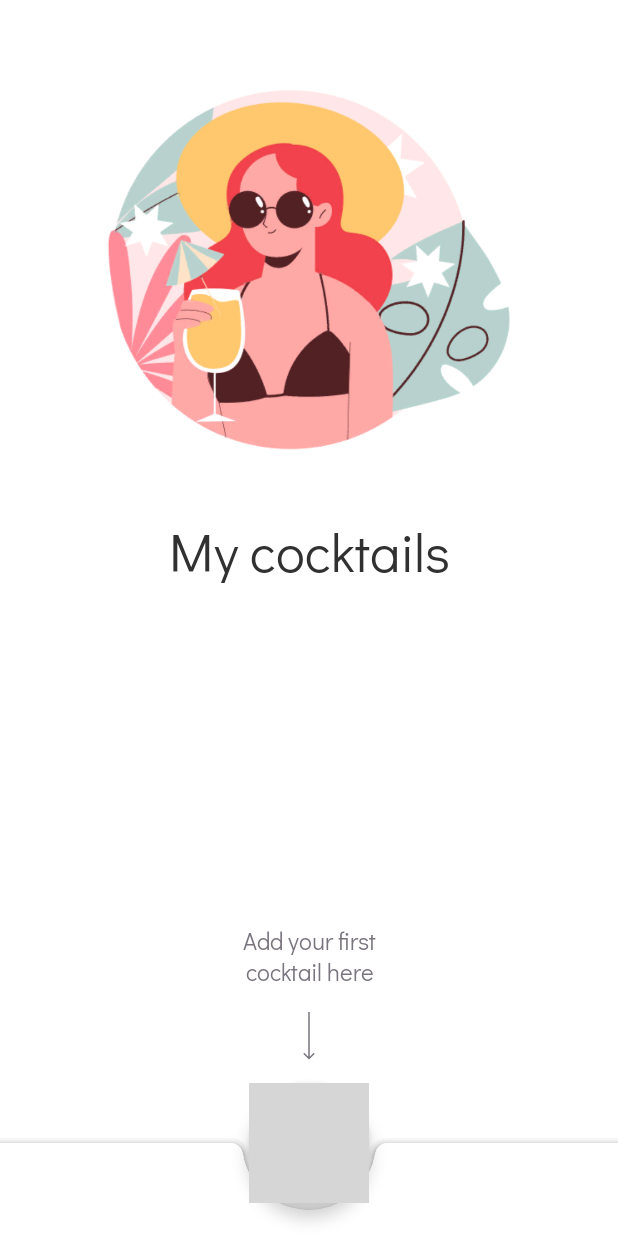
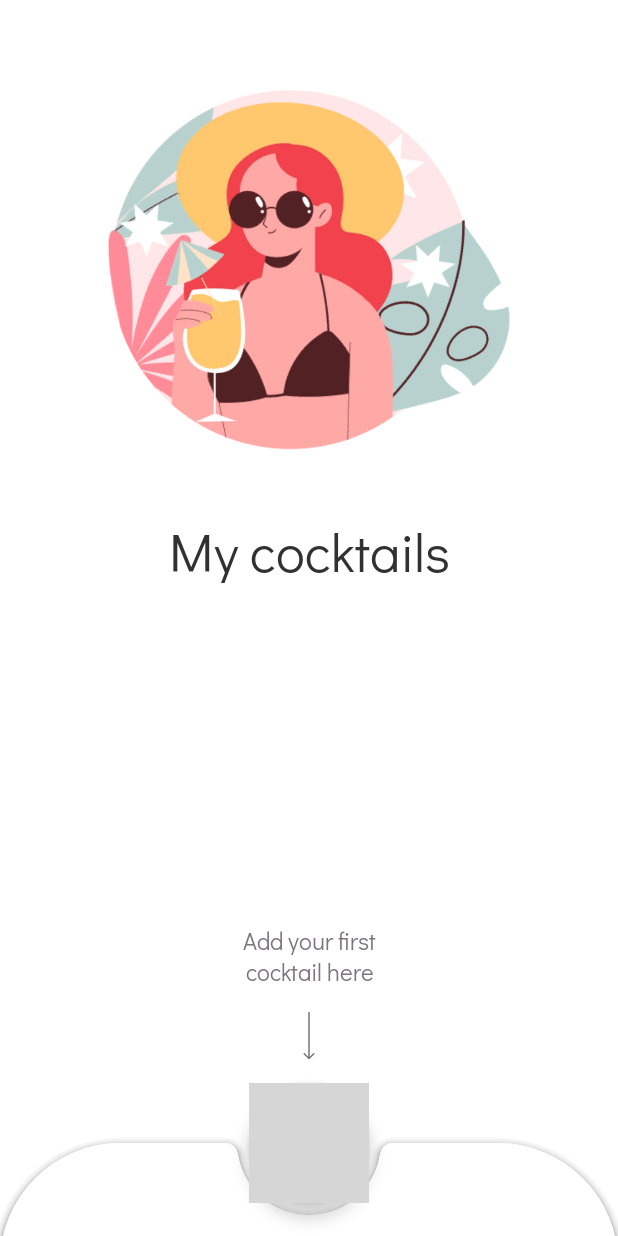
Before and after one commit to arshapshap/cocktail-bar, an Android app: the screen it shows after launch (MainActivity), on a phone screen of 412 x 824 dp. Run offline under Robolectric (Android 15) with nearby library versions, the phone set to English and light mode, and no system bars; our stand-ins replace Dagger/Hilt's generated code, Room's generated code; grey boxes are pictures that could not be loaded.

Commit message:
Add rounded corners for bottomappbar

```diff
--- a/app/src/main/java/com/arshapshap/surftraineetask/presentation/screens/list/ListFragment.kt
+++ b/app/src/main/java/com/arshapshap/surftraineetask/presentation/screens/list/ListFragment.kt
@@ -3,11 +3,15 @@ package com.arshapshap.surftraineetask.presentation.screens.list
 import android.os.Bundle
 import androidx.core.os.bundleOf
 import androidx.core.view.isGone
+import com.arshapshap.surftraineetask.R
+import com.arshapshap.surftraineetask.databinding.FragmentListBinding
+import com.arshapshap.surftraineetask.presentation.screens.list.recyclerview.CocktailsAdapter
 import com.arshapshap.surftraineetask.utils.base.BaseFragment
 import com.arshapshap.surftraineetask.utils.di.appComponent
 import com.arshapshap.surftraineetask.utils.di.lazyViewModel
-import com.arshapshap.surftraineetask.databinding.FragmentListBinding
-import com.arshapshap.surftraineetask.presentation.screens.list.recyclerview.CocktailsAdapter
+import com.google.android.material.shape.CornerFamily
+import com.google.android.material.shape.MaterialShapeDrawable
+
 
 class ListFragment : BaseFragment<FragmentListBinding, ListScreenViewModel>(
     FragmentListBinding::inflate
@@ -33,6 +37,7 @@ class ListFragment : BaseFragment<FragmentListBinding, ListScreenViewModel>(
     }
 
     override fun initViews() {
+        setBottomAppBarBackground()
         with (binding) {
             cocktailsRecyclerView.adapter = CocktailsAdapter() {
                 viewModel.openCocktailDetails(it)
@@ -41,6 +46,15 @@ class ListFragment : BaseFragment<FragmentListBinding, ListScreenViewModel>(
                 viewModel.createCocktail()
             }
         }
+    }
+
+    private fun setBottomAppBarBackground() {
+        val radius = resources.getDimension(R.dimen.bottomappbar_corners_radius)
+        val bottomBarBackground = binding.bottomAppBar.background as MaterialShapeDrawable
+        bottomBarBackground.shapeAppearanceModel =
+            bottomBarBackground.shapeAppearanceModel.toBuilder()
+                .setTopRightCorner(CornerFamily.ROUNDED, radius)
+                .setTopLeftCorner(CornerFamily.ROUNDED, radius).build()
     }
 
     override fun subscribe() {
--- a/app/src/main/res/layout/fragment_list.xml
+++ b/app/src/main/res/layout/fragment_list.xml
@@ -2,7 +2,6 @@
 <androidx.coordinatorlayout.widget.CoordinatorLayout xmlns:android="http://schemas.android.com/apk/res/android"
     xmlns:app="http://schemas.android.com/apk/res-auto"
     xmlns:tools="http://schemas.android.com/tools"
-    android:id="@+id/coordinator"
     android:layout_width="match_parent"
     android:layout_height="match_parent"
     app:layout_constraintBottom_toBottomOf="parent"
@@ -101,9 +100,9 @@
     <com.google.android.material.bottomappbar.BottomAppBar
         android:id="@+id/bottomAppBar"
         android:layout_width="match_parent"
-        android:layout_height="62dp"
+        android:layout_height="@dimen/bottomappbar_height"
         android:layout_gravity="bottom"
-        app:fabCradleMargin="5dp" />
+        app:fabCradleMargin="8dp" />
 
     <com.google.android.material.floatingactionbutton.FloatingActionButton
         android:id="@+id/add_button"
--- a/app/src/main/res/layout/item_cocktail_card.xml
+++ b/app/src/main/res/layout/item_cocktail_card.xml
@@ -23,7 +23,7 @@
         android:layout_gravity="bottom|center"
         android:layout_marginBottom="30dp"
         android:padding="4dp"
-        android:background="@drawable/shape_translucent"
+        android:background="@drawable/shape_radius80"
         android:textAppearance="@style/Text.OnCard"
         tools:text="Pink Limonade" />
 
--- a/app/src/main/res/layout/item_ingredient.xml
+++ b/app/src/main/res/layout/item_ingredient.xml
@@ -5,7 +5,7 @@
     android:layout_width="wrap_content"
     android:layout_height="24dp"
     android:layout_marginEnd="8dp"
-    android:background="@drawable/shape_ingredient"
+    android:background="@drawable/shape_radius56"
     android:paddingHorizontal="10dp">
 
     <TextView
--- a/app/src/main/res/values/dimens.xml
+++ b/app/src/main/res/values/dimens.xml
@@ -4,4 +4,6 @@
     <dimen name="no_cocktails_placeholder_size">283dp</dimen>
     <dimen name="load_image_placeholder_size">200dp</dimen>
     <dimen name="cocktail_card_size">160dp</dimen>
+    <dimen name="bottomappbar_corners_radius">80dp</dimen>
+    <dimen name="bottomappbar_height">62dp</dimen>
 </resources>
```
Also changed, not shown: app/src/main/res/drawable/shape_bottomappbar.xml (deleted, +0 -10 lines), app/src/main/res/drawable/shape_radius56.xml (renamed from app/src/main/res/drawable/shape_ingredient.xml), app/src/main/res/drawable/shape_radius80.xml (renamed from app/src/main/res/drawable/shape_translucent.xml).
